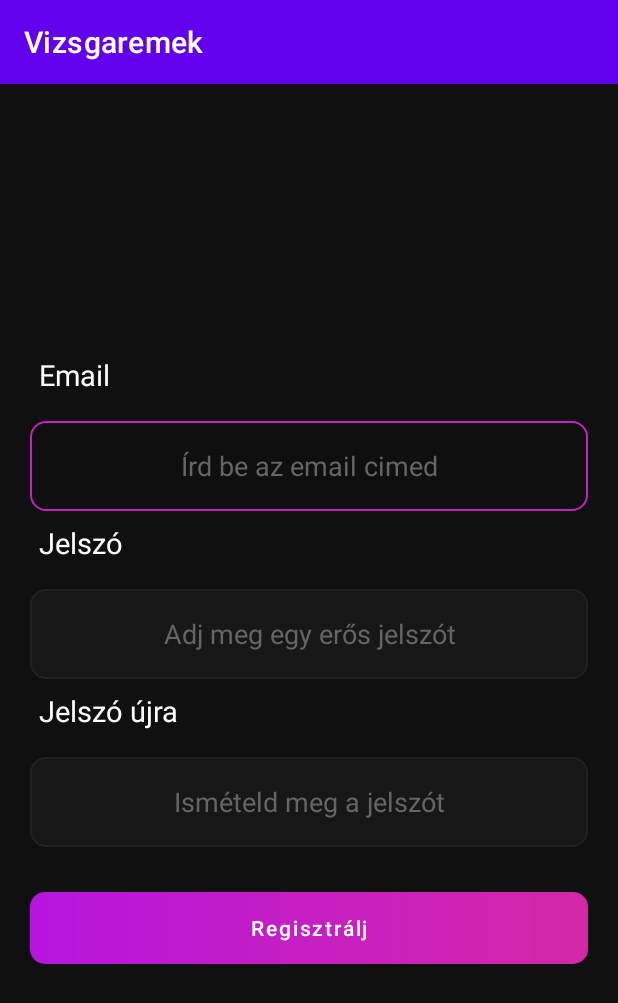
After one commit to greengamerhu/Vizsgaremek_android, an Android app: the RegisterActivity screen opened directly, with no data from a screen before it, on a phone screen of 412 x 824 dp. The commit adds this screen. Shown: the top 1003 px of the screen. Run offline under Robolectric (Android 15) with nearby library versions, the light colour scheme and no system bars.

Commit message:
Register xml almost done

```diff
--- a/app/src/main/AndroidManifest.xml
+++ b/app/src/main/AndroidManifest.xml
@@ -14,6 +14,9 @@
         android:theme="@style/Theme.Vizsgaremek"
         tools:targetApi="31">
         <activity
+            android:name=".RegisterActivity"
+            android:exported="false" />
+        <activity
             android:name=".MainActivity"
             android:exported="false" />
         <activity
--- /dev/null
+++ b/app/src/main/java/hu/petrik/vizsgaremek/RegisterActivity.java
@@ -0,0 +1,29 @@
+package hu.petrik.vizsgaremek;
+
+import androidx.appcompat.app.AppCompatActivity;
+
+import android.os.Bundle;
+import android.widget.Button;
+import android.widget.EditText;
+
+public class RegisterActivity extends AppCompatActivity {
+
+    private EditText editTextEmail;
+    private EditText editTextPw;
+    private EditText editTextRePw;
+    private Button buttonRegSubmit;
+
+    @Override
+    protected void onCreate(Bundle savedInstanceState) {
+        super.onCreate(savedInstanceState);
+        setContentView(R.layout.activity_register);
+        init();
+    }
+
+    public void init() {
+        editTextEmail = findViewById(R.id.editTextEmail);
+        editTextPw = findViewById(R.id.editTextPw);
+        editTextRePw = findViewById(R.id.editTextRePw);
+        buttonRegSubmit = findViewById(R.id.buttonRegSubmit);
+    }
+}
--- a/app/src/main/java/hu/petrik/vizsgaremek/SplashScreen.java
+++ b/app/src/main/java/hu/petrik/vizsgaremek/SplashScreen.java
@@ -8,7 +8,7 @@ import android.os.Bundle;
 import android.os.Handler;
 
 public class SplashScreen extends AppCompatActivity {
-    private static int SPLASH_TIME_OUT = 5000;
+    private static int SPLASH_TIME_OUT = 2000;
 
     @Override
     protected void onCreate(Bundle savedInstanceState) {
@@ -23,7 +23,7 @@ public class SplashScreen extends AppCompatActivity {
     public void SplashScreenActivation() {
 
         new Handler().postDelayed(() -> {
-            Intent intent = new Intent(SplashScreen.this, MainActivity.class);
+            Intent intent = new Intent(SplashScreen.this, RegisterActivity.class);
             startActivity(intent);
             finish();
             overridePendingTransition(R.anim.fade_in, R.anim.fade_out);
--- /dev/null
+++ b/app/src/main/res/drawable/asd.xml
@@ -0,0 +1,10 @@
+<?xml version="1.0" encoding="utf-8"?>
+<shape xmlns:android="http://schemas.android.com/apk/res/android"
+    android:shape="rectangle">
+    <!--  Gradient Bg for listrow -->
+    <gradient
+        android:startColor="#b615de"
+        android:endColor="#d428a7"
+        />
+    <corners android:radius="10dp" />
+</shape>
--- /dev/null
+++ b/app/src/main/res/drawable/custominput.xml
@@ -0,0 +1,17 @@
+<?xml version="1.0" encoding="utf-8"?>
+<selector xmlns:android="http://schemas.android.com/apk/res/android">
+    <item android:state_enabled="true" android:state_focused="true">
+        <shape android:shape="rectangle" >
+            <solid android:color="@color/black2" />
+            <corners  android:radius="10dp" />
+            <stroke  android:color="#c222bf" android:width="1dp"/>
+        </shape>
+    </item>
+    <item android:state_enabled="true" >
+        <shape android:shape="rectangle" >
+            <solid android:color="@color/editTextbg" />
+            <corners  android:radius="10dp" />
+            <stroke  android:color="@color/grey2" android:width="1dp"/>
+        </shape>
+    </item>
+</selector>
--- /dev/null
+++ b/app/src/main/res/layout/activity_register.xml
@@ -0,0 +1,116 @@
+<?xml version="1.0" encoding="utf-8"?>
+<LinearLayout xmlns:android="http://schemas.android.com/apk/res/android"
+    xmlns:app="http://schemas.android.com/apk/res-auto"
+    xmlns:tools="http://schemas.android.com/tools"
+    android:layout_width="match_parent"
+    android:layout_height="match_parent"
+    android:background="@color/bgBlack"
+    tools:context=".RegisterActivity">
+
+
+    <RelativeLayout
+        android:layout_width="match_parent"
+        android:layout_height="wrap_content"
+        android:layout_gravity="center"
+        android:padding="20dp">
+
+        <TextView
+            android:id="@+id/textViewEmail"
+            android:layout_width="match_parent"
+            android:layout_height="wrap_content"
+            android:layout_marginLeft="6dp"
+            android:layout_marginBottom="10dp"
+            android:text="Email"
+            android:textColor="@color/white"
+            android:textSize="19dp"
+
+            />
+
+        <EditText
+            android:id="@+id/editTextEmail"
+            android:layout_width="match_parent"
+            android:layout_height="60dp"
+            android:layout_below="@id/textViewEmail"
+            android:layout_marginTop="8dp"
+            android:background="@drawable/custominput"
+            android:hint="Írd be az email cimed"
+            android:inputType="textEmailAddress"
+            android:textAlignment="center"
+            android:textColor="@color/white"
+            android:textColorHint="@color/grey3" />
+
+        <TextView
+            android:id="@+id/textViewPw"
+            android:layout_width="match_parent"
+            android:layout_height="wrap_content"
+            android:layout_below="@id/editTextEmail"
+            android:layout_marginLeft="6dp"
+            android:layout_marginTop="8dp"
+            android:layout_marginBottom="10dp"
+            android:text="Jelszó"
+            android:textColor="@color/white"
+            android:textSize="19dp"
+
+            />
+
+        <EditText
+            android:id="@+id/editTextPw"
+            android:layout_width="match_parent"
+            android:layout_height="60dp"
+            android:layout_below="@id/textViewPw"
+            android:layout_marginTop="8dp"
+            android:background="@drawable/custominput"
+            android:hint="Adj meg egy erős jelszót"
+            android:inputType="textPassword"
+
+            android:textAlignment="center"
+            android:textColor="@color/white"
+            android:textColorHint="@color/grey3" />
+
+        <TextView
+            android:id="@+id/textViewRePw"
+            android:layout_width="match_parent"
+            android:layout_height="wrap_content"
+            android:layout_below="@id/editTextPw"
+
+            android:layout_marginLeft="6dp"
+            android:layout_marginTop="8dp"
+            android:layout_marginBottom="10dp"
+            android:text="Jelszó újra"
+            android:textColor="@color/white"
+            android:textSize="19dp"
+
+            />
+
+        <EditText
+            android:id="@+id/editTextRePw"
+            android:layout_width="match_parent"
+            android:layout_height="60dp"
+            android:layout_below="@id/textViewRePw"
+            android:layout_marginTop="8dp"
+            android:background="@drawable/custominput"
+
+            android:hint="Ismételd meg a jelszót"
+            android:inputType="textPassword"
+
+            android:textAlignment="center"
+            android:textColor="@color/white"
+            android:textColorHint="@color/grey3" />
+
+        <com.google.android.material.button.MaterialButton
+            android:id="@+id/buttonRegSubmit"
+            android:layout_width="match_parent"
+            android:layout_height="wrap_content"
+            android:layout_below="@id/editTextRePw"
+            android:layout_centerHorizontal="true"
+            android:layout_marginTop="30dp"
+            android:background="@drawable/asd"
+            android:text="Regisztrálj"
+            android:textAllCaps="false"
+            android:textColor="@color/white"
+            app:backgroundTint="@null"
+            app:cornerRadius="10dp" />
+    </RelativeLayout>
+
+
+</LinearLayout>
--- a/app/src/main/res/values/colors.xml
+++ b/app/src/main/res/values/colors.xml
@@ -6,5 +6,12 @@
     <color name="teal_200">#FF03DAC5</color>
     <color name="teal_700">#FF018786</color>
     <color name="black">#FF000000</color>
-    <color name="white">#FFFFFFFF</color>
+    <color name="bgBlack">#101010</color>
+    <color name="editTextbg">#171717</color>
+    <color name="black2">#E4100F0F</color>
+    <color name="grey">#E6555353</color>
+    <color name="grey2">#212121</color>
+    <color name="grey3">#656565</color>
+
+    <color name="white">#ffffff</color>
 </resources>
```
